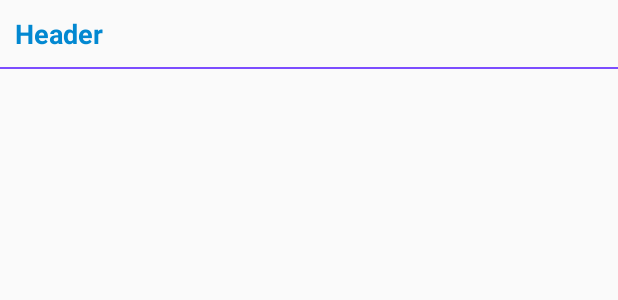
After one commit to sGabor92/TODO_szar, an Android app: the layout category_header.xml on its own in the app's theme, with its tools: preview values and no code run, on a phone screen of 412 x 824 dp. The commit adds this screen. Shown: the top 300 px of the screen. Run offline under Robolectric (Android 15) with nearby library versions, the phone set to English and light mode, and no system bars.

Commit message:
Todos by category

```diff
--- a/app/build.gradle
+++ b/app/build.gradle
@@ -34,6 +34,7 @@ dependencies {
     compile 'com.google.android.gms:play-services-places:10.2.6'
     testCompile 'junit:junit:4.12'
     annotationProcessor 'com.jakewharton:butterknife-compiler:8.8.1'
+    compile 'io.github.luizgrp.sectionedrecyclerviewadapter:sectionedrecyclerviewadapter:1.1.3'
 }
 
 apply plugin: 'com.google.gms.google-services'
--- /dev/null
+++ b/app/src/main/res/layout/category_header.xml
@@ -0,0 +1,22 @@
+<?xml version="1.0" encoding="utf-8"?>
+<LinearLayout xmlns:android="http://schemas.android.com/apk/res/android"
+    android:orientation="vertical" android:layout_width="match_parent"
+    android:layout_height="wrap_content">
+
+    <TextView
+        android:id="@+id/categoryHeader"
+        android:layout_width="wrap_content"
+        android:layout_height="wrap_content"
+        android:text="Header"
+        android:textColor="@color/colorPrimaryDark"
+        android:textStyle="bold"
+        android:textSize="18sp"
+        android:padding="10dp"/>
+
+    <View
+        android:layout_width="match_parent"
+        android:layout_height="1dp"
+        android:background="@color/colorAccent"
+        android:layout_alignParentBottom="true"/>
+
+</LinearLayout>
--- a/app/src/main/res/layout/content_todo.xml
+++ b/app/src/main/res/layout/content_todo.xml
@@ -4,7 +4,7 @@
     xmlns:tools="http://schemas.android.com/tools"
     android:layout_width="match_parent"
     android:layout_height="match_parent"
-    android:padding="30dp"
+    android:padding="10dp"
     app:layout_behavior="@string/appbar_scrolling_view_behavior"
     tools:context="hu.webandmore.todo.ui.todo.TodoActivity"
     tools:showIn="@layout/activity_todo">
@@ -12,6 +12,7 @@
     <android.support.v7.widget.RecyclerView
         android:id="@+id/todoRecyclerView"
         android:layout_width="match_parent"
-        android:layout_height="wrap_content"/>
+        android:layout_height="wrap_content"
+        />
 
 </android.support.constraint.ConstraintLayout>
--- a/app/src/main/res/values/colors.xml
+++ b/app/src/main/res/values/colors.xml
@@ -12,4 +12,8 @@
     <color name="secondaryText">#757575</color>
     <color name="dividerColor">#BDBDBD</color>
 
+    <color name="priorityHigh">#c53932</color>
+    <color name="priorityMedium">#e99326</color>
+    <color name="priorityLow">#54c532</color>
+
 </resources>
```
Also changed, not shown: app/src/main/java/hu/webandmore/todo/adapter/TodoAdapter.java (+21 -4 lines), app/src/main/java/hu/webandmore/todo/adapter/TodoSectionsAdapter.java (added, +107 -0 lines), app/src/main/java/hu/webandmore/todo/ui/todo/TodoActivity.java (+11 -7 lines), app/src/main/res/drawable/bg_priority_high.xml (added, +9 -0 lines), app/src/main/res/drawable/bg_priority_low.xml (added, +9 -0 lines), app/src/main/res/drawable/bg_priority_medium.xml (added, +9 -0 lines), app/src/main/res/layout/list_item_todo.xml (+8 -4 lines).
